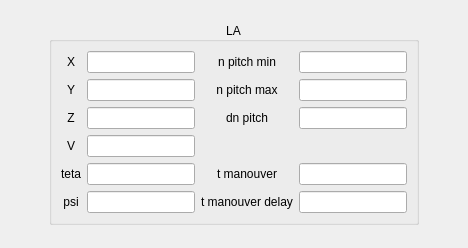
Above: mainwindow/lainitialframe.ui from Yegres5/diploma before the change. Below: the same form after it.
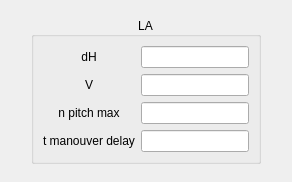
That is the form after the change.

Diff of the .ui file:
```diff
--- a/mainwindow/lainitialframe.ui
+++ b/mainwindow/lainitialframe.ui
@@ -6,8 +6,8 @@
    <rect>
     <x>0</x>
     <y>0</y>
-    <width>468</width>
-    <height>248</height>
+    <width>292</width>
+    <height>182</height>
    </rect>
   </property>
   <property name="windowTitle">
@@ -22,6 +22,12 @@
        <verstretch>0</verstretch>
       </sizepolicy>
      </property>
+     <property name="contextMenuPolicy">
+      <enum>Qt::DefaultContextMenu</enum>
+     </property>
+     <property name="autoFillBackground">
+      <bool>false</bool>
+     </property>
      <property name="title">
       <string>LA</string>
      </property>
@@ -38,97 +44,7 @@
       <bool>false</bool>
      </property>
      <layout class="QGridLayout" name="gridLayout">
-      <item row="0" column="0">
-       <layout class="QHBoxLayout" name="Layout_X">
-        <item>
-         <widget class="QLabel" name="label_X">
-          <property name="sizePolicy">
-           <sizepolicy hsizetype="Minimum" vsizetype="Fixed">
-            <horstretch>0</horstretch>
-            <verstretch>0</verstretch>
-           </sizepolicy>
-          </property>
-          <property name="text">
-           <string>X</string>
-          </property>
-          <property name="alignment">
-           <set>Qt::AlignCenter</set>
-          </property>
-         </widget>
-        </item>
-        <item>
-         <widget class="QLineEdit" name="LineEdit_X">
-          <property name="sizePolicy">
-           <sizepolicy hsizetype="Fixed" vsizetype="Fixed">
-            <horstretch>0</horstretch>
-            <verstretch>0</verstretch>
-           </sizepolicy>
-          </property>
-         </widget>
-        </item>
-       </layout>
-      </item>
-      <item row="0" column="1">
-       <layout class="QHBoxLayout" name="Layout_n_pitch_min">
-        <item>
-         <widget class="QLabel" name="label_n_pitch_min">
-          <property name="sizePolicy">
-           <sizepolicy hsizetype="Minimum" vsizetype="Fixed">
-            <horstretch>0</horstretch>
-            <verstretch>0</verstretch>
-           </sizepolicy>
-          </property>
-          <property name="text">
-           <string>n pitch min</string>
-          </property>
-          <property name="alignment">
-           <set>Qt::AlignCenter</set>
-          </property>
-         </widget>
-        </item>
-        <item>
-         <widget class="QLineEdit" name="LineEdit_n_pitch_min">
-          <property name="sizePolicy">
-           <sizepolicy hsizetype="Fixed" vsizetype="Fixed">
-            <horstretch>0</horstretch>
-            <verstretch>0</verstretch>
-           </sizepolicy>
-          </property>
-         </widget>
-        </item>
-       </layout>
-      </item>
-      <item row="1" column="0">
-       <layout class="QHBoxLayout" name="Layout_Y">
-        <item>
-         <widget class="QLabel" name="label_Y">
-          <property name="sizePolicy">
-           <sizepolicy hsizetype="Minimum" vsizetype="Fixed">
-            <horstretch>0</horstretch>
-            <verstretch>0</verstretch>
-           </sizepolicy>
-          </property>
-          <property name="text">
-           <string>Y</string>
-          </property>
-          <property name="alignment">
-           <set>Qt::AlignCenter</set>
-          </property>
-         </widget>
-        </item>
-        <item>
-         <widget class="QLineEdit" name="LineEdit_Y">
-          <property name="sizePolicy">
-           <sizepolicy hsizetype="Fixed" vsizetype="Fixed">
-            <horstretch>0</horstretch>
-            <verstretch>0</verstretch>
-           </sizepolicy>
-          </property>
-         </widget>
-        </item>
-       </layout>
-      </item>
-      <item row="1" column="1">
+      <item row="3" column="0">
        <layout class="QHBoxLayout" name="Layout_n_pitch_max">
         <item>
          <widget class="QLabel" name="label_n_pitch_max">
@@ -158,67 +74,7 @@
         </item>
        </layout>
       </item>
-      <item row="2" column="0">
-       <layout class="QHBoxLayout" name="Layout_Z">
-        <item>
-         <widget class="QLabel" name="label_Z">
-          <property name="sizePolicy">
-           <sizepolicy hsizetype="Minimum" vsizetype="Fixed">
-            <horstretch>0</horstretch>
-            <verstretch>0</verstretch>
-           </sizepolicy>
-          </property>
-          <property name="text">
-           <string>Z</string>
-          </property>
-          <property name="alignment">
-           <set>Qt::AlignCenter</set>
-          </property>
-         </widget>
-        </item>
-        <item>
-         <widget class="QLineEdit" name="LineEdit_Z">
-          <property name="sizePolicy">
-           <sizepolicy hsizetype="Fixed" vsizetype="Fixed">
-            <horstretch>0</horstretch>
-            <verstretch>0</verstretch>
-           </sizepolicy>
-          </property>
-         </widget>
-        </item>
-       </layout>
-      </item>
-      <item row="2" column="1">
-       <layout class="QHBoxLayout" name="Layout_n_pitch_delta">
-        <item>
-         <widget class="QLabel" name="label_n_pitch_delta">
-          <property name="sizePolicy">
-           <sizepolicy hsizetype="Minimum" vsizetype="Fixed">
-            <horstretch>0</horstretch>
-            <verstretch>0</verstretch>
-           </sizepolicy>
-          </property>
-          <property name="text">
-           <string>dn pitch</string>
-          </property>
-          <property name="alignment">
-           <set>Qt::AlignCenter</set>
-          </property>
-         </widget>
-        </item>
-        <item>
-         <widget class="QLineEdit" name="LineEdit_n_pitch_delta">
-          <property name="sizePolicy">
-           <sizepolicy hsizetype="Fixed" vsizetype="Fixed">
-            <horstretch>0</horstretch>
-            <verstretch>0</verstretch>
-           </sizepolicy>
-          </property>
-         </widget>
-        </item>
-       </layout>
-      </item>
-      <item row="3" column="0">
+      <item row="1" column="0">
        <layout class="QHBoxLayout" name="Layout_V">
         <item>
          <widget class="QLabel" name="label_V">
@@ -248,67 +104,37 @@
         </item>
        </layout>
       </item>
+      <item row="0" column="0">
+       <layout class="QHBoxLayout" name="Layout_dH">
+        <item>
+         <widget class="QLabel" name="label_dH">
+          <property name="sizePolicy">
+           <sizepolicy hsizetype="Minimum" vsizetype="Fixed">
+            <horstretch>0</horstretch>
+            <verstretch>0</verstretch>
+           </sizepolicy>
+          </property>
+          <property name="text">
+           <string>dH</string>
+          </property>
+          <property name="alignment">
+           <set>Qt::AlignCenter</set>
+          </property>
+         </widget>
+        </item>
+        <item>
+         <widget class="QLineEdit" name="LineEdit_dH">
+          <property name="sizePolicy">
+           <sizepolicy hsizetype="Fixed" vsizetype="Fixed">
+            <horstretch>0</horstretch>
+            <verstretch>0</verstretch>
+           </sizepolicy>
+          </property>
+         </widget>
+        </item>
+       </layout>
+      </item>
       <item row="4" column="0">
-       <layout class="QHBoxLayout" name="Layout_teta">
-        <item>
-         <widget class="QLabel" name="label_teta">
-          <property name="sizePolicy">
-           <sizepolicy hsizetype="Minimum" vsizetype="Fixed">
-            <horstretch>0</horstretch>
-            <verstretch>0</verstretch>
-           </sizepolicy>
-          </property>
-          <property name="text">
-           <string>teta</string>
-          </property>
-          <property name="alignment">
-           <set>Qt::AlignCenter</set>
-          </property>
-         </widget>
-        </item>
-        <item>
-         <widget class="QLineEdit" name="LineEdit_teta">
-          <property name="sizePolicy">
-           <sizepolicy hsizetype="Fixed" vsizetype="Fixed">
-            <horstretch>0</horstretch>
-            <verstretch>0</verstretch>
-           </sizepolicy>
-          </property>
-         </widget>
-        </item>
-       </layout>
-      </item>
-      <item row="5" column="0">
-       <layout class="QHBoxLayout" name="Layout_psi">
-        <item>
-         <widget class="QLabel" name="label_psi">
-          <property name="sizePolicy">
-           <sizepolicy hsizetype="Minimum" vsizetype="Fixed">
-            <horstretch>0</horstretch>
-            <verstretch>0</verstretch>
-           </sizepolicy>
-          </property>
-          <property name="text">
-           <string>psi</string>
-          </property>
-          <property name="alignment">
-           <set>Qt::AlignCenter</set>
-          </property>
-         </widget>
-        </item>
-        <item>
-         <widget class="QLineEdit" name="LineEdit_psi">
-          <property name="sizePolicy">
-           <sizepolicy hsizetype="Fixed" vsizetype="Fixed">
-            <horstretch>0</horstretch>
-            <verstretch>0</verstretch>
-           </sizepolicy>
-          </property>
-         </widget>
-        </item>
-       </layout>
-      </item>
-      <item row="5" column="1">
        <layout class="QHBoxLayout" name="Layout_t_manouver_delay">
         <item>
          <widget class="QLabel" name="label_t_manouver_delay">
@@ -338,36 +164,6 @@
         </item>
        </layout>
       </item>
-      <item row="4" column="1">
-       <layout class="QHBoxLayout" name="Layout_t_manouver">
-        <item>
-         <widget class="QLabel" name="label_t_manouver">
-          <property name="sizePolicy">
-           <sizepolicy hsizetype="Minimum" vsizetype="Fixed">
-            <horstretch>0</horstretch>
-            <verstretch>0</verstretch>
-           </sizepolicy>
-          </property>
-          <property name="text">
-           <string>t manouver</string>
-          </property>
-          <property name="alignment">
-           <set>Qt::AlignCenter</set>
-          </property>
-         </widget>
-        </item>
-        <item>
-         <widget class="QLineEdit" name="LineEdit_t_manouver">
-          <property name="sizePolicy">
-           <sizepolicy hsizetype="Fixed" vsizetype="Fixed">
-            <horstretch>0</horstretch>
-            <verstretch>0</verstretch>
-           </sizepolicy>
-          </property>
-         </widget>
-        </item>
-       </layout>
-      </item>
      </layout>
     </widget>
    </item>
```
Left out of the diff: 9 changed lines with no effect on the pictures.
